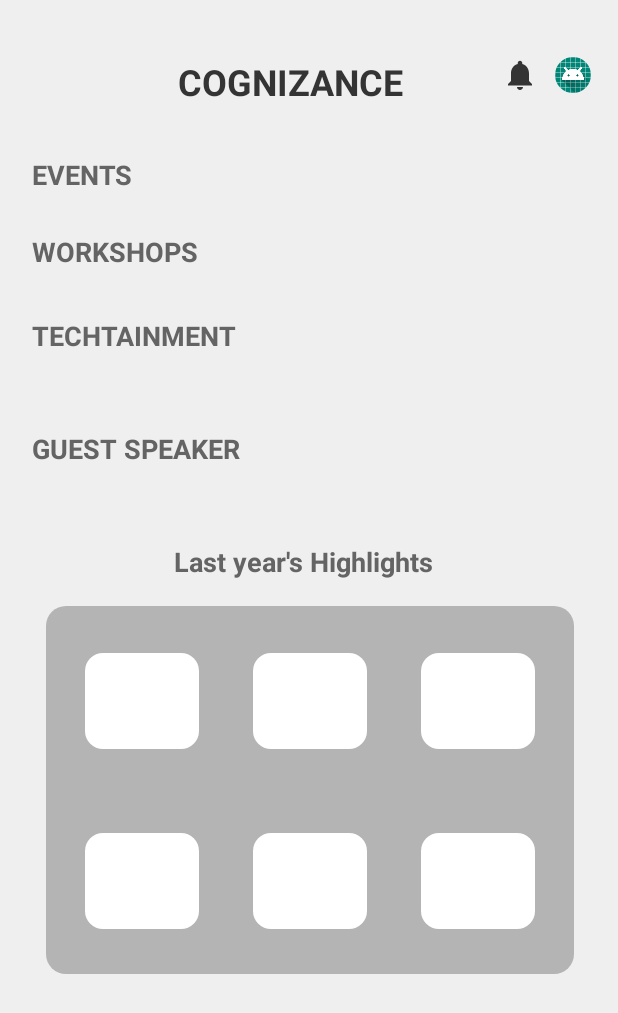
After one commit to mdg-iitr/cognizance19, an Android app: the fragment HomeMenuFragment shown on its own in the app's theme, on a phone screen of 412 x 824 dp. The commit adds this screen. Shown: the top 1013 px of the screen. Run offline under Robolectric (Android 15) with nearby library versions, the phone set to English and light mode, and no system bars; our stand-ins replace CircleImageView.

Commit message:
Add layout of home menu

```diff
--- /dev/null
+++ b/app/src/main/java/com/mdgiitr/karthik/cognizance19/view/HomeMenuFragment.java
@@ -0,0 +1,19 @@
+package com.mdgiitr.karthik.cognizance19.view;
+
+import android.os.Bundle;
+import android.support.v4.app.Fragment;
+import android.view.LayoutInflater;
+import android.view.View;
+import android.view.ViewGroup;
+
+import com.mdgiitr.karthik.cognizance19.R;
+
+public class HomeMenuFragment extends Fragment {
+
+    @Override
+    public View onCreateView(LayoutInflater inflater, ViewGroup container,
+                             Bundle savedInstanceState) {
+        // Inflate the layout for this fragment
+        return inflater.inflate(R.layout.fragment_home_menu, container, false);
+    }
+}
--- /dev/null
+++ b/app/src/main/res/drawable/gray_round_card.xml
@@ -0,0 +1,9 @@
+<?xml version="1.0" encoding="utf-8"?>
+<layer-list xmlns:android="http://schemas.android.com/apk/res/android">
+    <item>
+        <shape android:shape="rectangle">
+            <corners android:radius="13dp" />
+            <solid android:color="#ffb4b4b4" />
+        </shape>
+    </item>
+</layer-list>
--- /dev/null
+++ b/app/src/main/res/layout/fragment_home_menu.xml
@@ -0,0 +1,211 @@
+<?xml version="1.0" encoding="utf-8"?>
+<ScrollView xmlns:android="http://schemas.android.com/apk/res/android"
+    xmlns:tools="http://schemas.android.com/tools"
+    android:layout_width="match_parent"
+    android:layout_height="match_parent"
+    android:background="#ffefefef"
+    tools:context=".view.HomeMenuFragment">
+
+    <LinearLayout
+        android:layout_width="match_parent"
+        android:layout_height="wrap_content"
+        android:layout_marginStart="17dp"
+        android:orientation="vertical">
+
+        <RelativeLayout
+            android:layout_width="match_parent"
+            android:layout_height="wrap_content"
+            android:layout_marginTop="30dp"
+            android:orientation="horizontal">
+
+            <TextView
+                android:layout_width="match_parent"
+                android:layout_height="wrap_content"
+                android:layout_marginStart="8dp"
+                android:layout_marginTop="8dp"
+                android:layout_marginEnd="50dp"
+                android:src="@drawable/ic_keyboard_arrow_left_gray_24dp"
+                android:text="@string/cognizance"
+                android:textAlignment="center"
+                android:textAllCaps="true"
+                android:textColor="#ff343434"
+                android:textSize="24sp"
+                android:textStyle="bold" />
+
+            <ImageView
+                android:id="@+id/notification_icon"
+                android:layout_width="wrap_content"
+                android:layout_height="wrap_content"
+                android:layout_marginTop="8dp"
+                android:layout_marginEnd="11dp"
+                android:layout_toStartOf="@+id/small_profile_image"
+                android:src="@drawable/ic_notifications_gray_24dp" />
+
+            <de.hdodenhof.circleimageview.CircleImageView
+                android:id="@+id/small_profile_image"
+                android:layout_width="24dp"
+                android:layout_height="24dp"
+                android:layout_alignParentEnd="true"
+                android:layout_marginTop="8dp"
+                android:layout_marginEnd="18dp"
+                android:src="@mipmap/ic_launcher" />
+        </RelativeLayout>
+
+        <TextView
+            android:layout_width="wrap_content"
+            android:layout_height="wrap_content"
+            android:layout_marginStart="4dp"
+            android:layout_marginTop="33dp"
+            android:text="@string/events"
+            android:textAllCaps="true"
+            android:textColor="#ff646464"
+            android:textSize="18sp"
+            android:textStyle="bold" />
+
+        <android.support.v7.widget.RecyclerView
+            android:layout_width="wrap_content"
+            android:layout_height="wrap_content"
+            android:layout_marginTop="5dp" />
+
+        <TextView
+            android:layout_width="wrap_content"
+            android:layout_height="wrap_content"
+            android:layout_marginStart="4dp"
+            android:layout_marginTop="21dp"
+            android:text="@string/workshops"
+            android:textAllCaps="true"
+            android:textColor="#ff646464"
+            android:textSize="18sp"
+            android:textStyle="bold" />
+
+        <android.support.v7.widget.RecyclerView
+            android:layout_width="wrap_content"
+            android:layout_height="wrap_content"
+            android:layout_marginTop="5dp" />
+
+
+        <TextView
+            android:layout_width="wrap_content"
+            android:layout_height="wrap_content"
+            android:layout_marginStart="4dp"
+            android:layout_marginTop="26dp"
+            android:text="@string/techtainment"
+            android:textAllCaps="true"
+            android:textColor="#ff646464"
+            android:textSize="18sp"
+            android:textStyle="bold" />
+
+        <android.support.v7.widget.RecyclerView
+            android:layout_width="wrap_content"
+            android:layout_height="wrap_content"
+            android:layout_marginStart="10dp"
+            android:layout_marginTop="19dp" />
+
+        <TextView
+            android:layout_width="wrap_content"
+            android:layout_height="wrap_content"
+            android:layout_marginStart="4dp"
+            android:layout_marginTop="31dp"
+            android:text="@string/guest_speaker"
+            android:textAllCaps="true"
+            android:textColor="#ff646464"
+            android:textSize="18sp"
+            android:textStyle="bold" />
+
+        <android.support.v7.widget.RecyclerView
+            android:layout_width="wrap_content"
+            android:layout_height="wrap_content"
+            android:layout_marginStart="10dp"
+            android:layout_marginTop="19dp" />
+
+
+        <TextView
+            android:layout_width="match_parent"
+            android:layout_height="wrap_content"
+            android:layout_marginStart="4dp"
+            android:layout_marginTop="31dp"
+            android:layout_marginEnd="29dp"
+            android:text="@string/last_year_highlight"
+            android:textAlignment="center"
+            android:textColor="#ff646464"
+            android:textSize="18sp"
+            android:textStyle="bold" />
+
+        <LinearLayout
+            android:layout_width="match_parent"
+            android:layout_height="wrap_content"
+            android:layout_marginStart="13dp"
+            android:layout_marginTop="17dp"
+            android:layout_marginEnd="29dp"
+            android:layout_marginBottom="74dp"
+            android:background="@drawable/gray_round_card"
+            android:orientation="vertical">
+
+            <LinearLayout
+                android:layout_width="match_parent"
+                android:layout_height="0dp"
+                android:layout_marginStart="26dp"
+                android:layout_marginTop="31dp"
+                android:layout_marginEnd="26dp"
+                android:layout_marginBottom="28dp"
+                android:layout_weight="1">
+
+                <ImageView
+                    android:layout_width="0dp"
+                    android:layout_height="64dp"
+                    android:layout_weight="1"
+                    android:src="@drawable/white_card" />
+
+                <ImageView
+                    android:layout_width="0dp"
+                    android:layout_height="64dp"
+                    android:layout_marginStart="36dp"
+                    android:layout_weight="1"
+                    android:src="@drawable/white_card" />
+
+                <ImageView
+                    android:layout_width="0dp"
+                    android:layout_height="64dp"
+                    android:layout_marginStart="36dp"
+                    android:layout_weight="1"
+                    android:src="@drawable/white_card" />
+
+            </LinearLayout>
+
+            <LinearLayout
+                android:layout_width="match_parent"
+                android:layout_height="0dp"
+                android:layout_marginStart="26dp"
+                android:layout_marginTop="28dp"
+                android:layout_marginEnd="26dp"
+                android:layout_marginBottom="30dp"
+                android:layout_weight="1">
+
+                <ImageView
+                    android:layout_width="0dp"
+                    android:layout_height="64dp"
+                    android:layout_weight="1"
+                    android:src="@drawable/white_card" />
+
+                <ImageView
+                    android:layout_width="0dp"
+                    android:layout_height="64dp"
+                    android:layout_marginStart="36dp"
+                    android:layout_weight="1"
+                    android:src="@drawable/white_card" />
+
+                <ImageView
+                    android:layout_width="0dp"
+                    android:layout_height="64dp"
+                    android:layout_marginStart="36dp"
+                    android:layout_weight="1"
+                    android:src="@drawable/white_card" />
+
+            </LinearLayout>
+
+        </LinearLayout>
+
+
+    </LinearLayout>
+
+</ScrollView>
--- a/app/src/main/res/values/strings.xml
+++ b/app/src/main/res/values/strings.xml
@@ -34,4 +34,9 @@
     <string name="signup_participant">Sign Up as Participant</string>
     <string name="signup_spp">Sign Up as SPP</string>
     <string name="cancel">CANCEL</string>
+    <string name="events">Events</string>
+    <string name="workshops">Workshops</string>
+    <string name="techtainment">TECHTAINMENT</string>
+    <string name="guest_speaker">GUEST SPEAKER</string>
+    <string name="last_year_highlight">Last year\'s Highlights</string>
 </resources>
```
